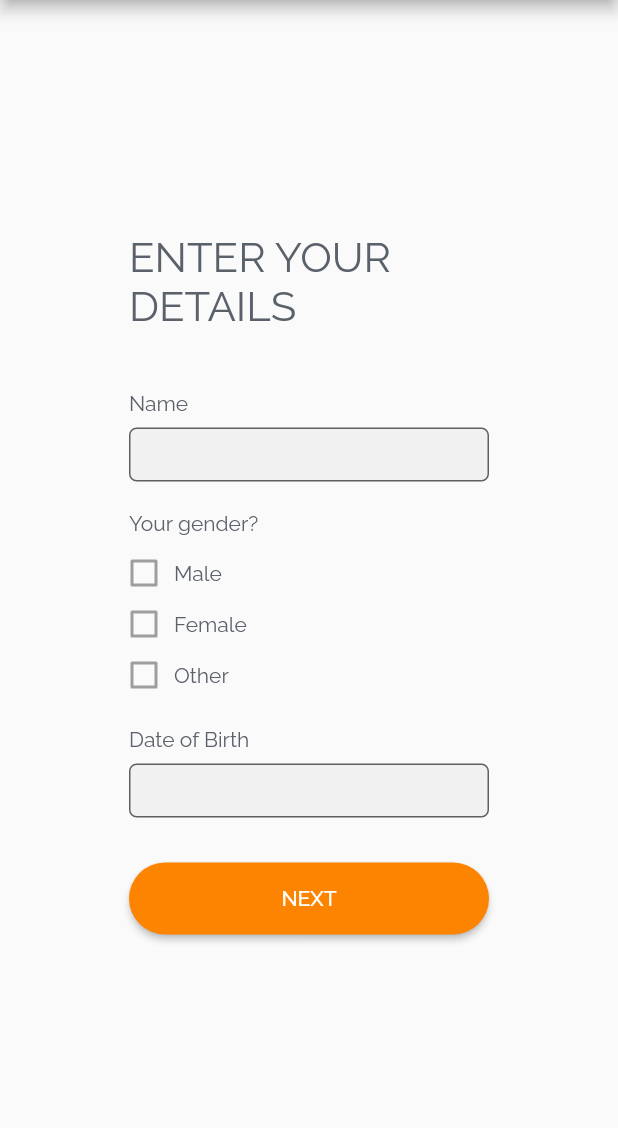
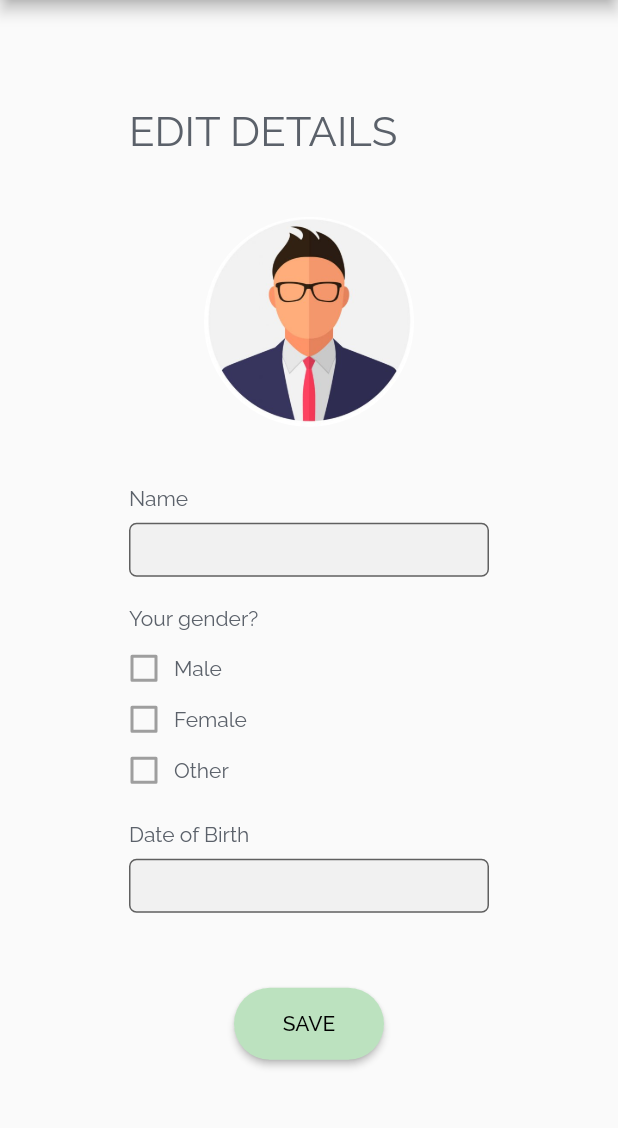
Before and after one commit to stephenBletsas/SENG2021_random_group, a Flutter app: the PersonalDetailsPage screen opened directly, on a phone screen of 412 x 824 dp, the part 84-1212 px from its top. Run offline on Flutter 3.47's test engine with Material 2 defaults, Android fonts, the phone set to English and light mode, and no system bars; our stand-ins replace flutter_markdown, fluttertoast, google_fonts; missing offline and left inert: currency_pickers, flutter_webview_plugin; statements that could not run were skipped.

Commit message:
Profile info page updated

```diff
--- a/SourceCode_and_Documentation/plus_one/lib/src/pages/profile/personal_details_page.dart
+++ b/SourceCode_and_Documentation/plus_one/lib/src/pages/profile/personal_details_page.dart
@@ -73,11 +73,21 @@ class _PersonalDetailsPageState extends State<PersonalDetailsPage> {
                         alignment: Alignment.centerLeft,
                         margin: const EdgeInsets.only(top: 30.0, bottom: 20.0),
                         child: Text(
-                          "ENTER YOUR DETAILS",
+                          "EDIT DETAILS",
                           style: buildRobotoTextStyle(28.0, blackCoral),
                         ),
                       ),
-
+                      SizedBox(height: 20,),
+Container(
+                    width: 140.0,
+                    height: 140.0,
+                    decoration: BoxDecoration(
+                        image: DecorationImage(
+                            image: AssetImage(
+                                "assets/images/prototype_icons/profile-colour.jpg"),
+                            fit: BoxFit.cover),
+                        borderRadius: BorderRadius.circular(100)),
+                  ),SizedBox(height: 20,),
                       Form(
                           key: _formKey,
                           child: Column(children: [
@@ -91,14 +101,14 @@ class _PersonalDetailsPageState extends State<PersonalDetailsPage> {
                               ),
                             )
                           ])),
-
+                      SizedBox(height: 20,),
                       // NEXT BUTTON
                       Container(
-                        width: 400.0,
+                        width: 100.0,
                         height: 48.0,
                         margin: const EdgeInsets.only(top: 30.0, bottom: 20.0),
                         child: RaisedButton(
-                          color: orange,
+                          color: seafoamGreen,
                           shape: RoundedRectangleBorder(
                               borderRadius:
                                   BorderRadius.all(Radius.circular(50.0))),
@@ -110,8 +120,8 @@ class _PersonalDetailsPageState extends State<PersonalDetailsPage> {
                             }
                           },
                           child: Text(
-                            "NEXT",
-                            style: buildRobotoTextStyle(14.0, Colors.white),
+                            "SAVE",
+                            style: buildRobotoTextStyle(14.0, Colors.black),
                           ),
                         ),
                       ),
@@ -119,17 +129,8 @@ class _PersonalDetailsPageState extends State<PersonalDetailsPage> {
   }
 
   void next() {
-    if (!(_valueFemale || _valueMale || _valueOther) ||
-        (_valueFemale && _valueMale) ||
-        (_valueMale && _valueOther) ||
-        (_valueOther && _valueFemale)) {
-      return;
-    }
 
-    // Navigator.push(
-    //   context,
-    //   MaterialPageRoute(builder: (context) => UploadPhotoPage(fromProfile: false,)),
-    // );
+    Navigator.pop(context);
   }
 
   Future<Null> _selectDate(BuildContext context) async {
@@ -137,7 +138,7 @@ class _PersonalDetailsPageState extends State<PersonalDetailsPage> {
         builder: (context, child) {
           return Theme(
             data: ThemeData.light().copyWith(
-                colorScheme: ColorScheme.light(primary: orange),
+                colorScheme: ColorScheme.light(primary: sixtyPercOrange),
                 buttonTheme:
                     ButtonThemeData(textTheme: ButtonTextTheme.primary)),
             child: child,
@@ -187,7 +188,7 @@ class _PersonalDetailsPageState extends State<PersonalDetailsPage> {
           alignment: Alignment.centerLeft,
           child: Theme(
             data: ThemeData(
-              primaryColor: orange,
+              primaryColor: seafoamGreen,
             ),
             child: SizedBox(
                 width: 240.0,
@@ -249,7 +250,7 @@ class _PersonalDetailsPageState extends State<PersonalDetailsPage> {
                 value: value,
                 onChanged: onChanged,
                 checkColor: Colors.white,
-                activeColor: orange,
+                activeColor: seafoamGreen,
               ),
             ),
 
```
